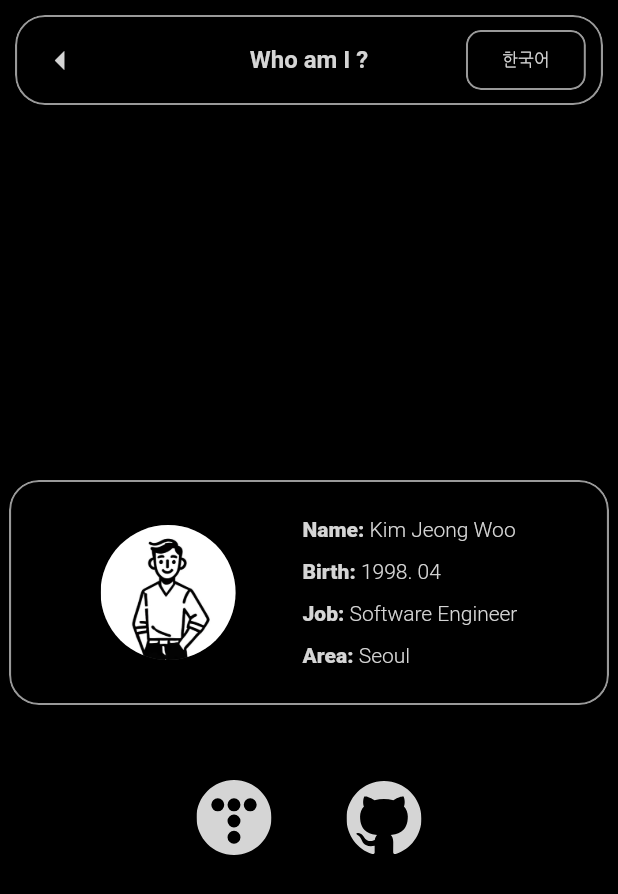
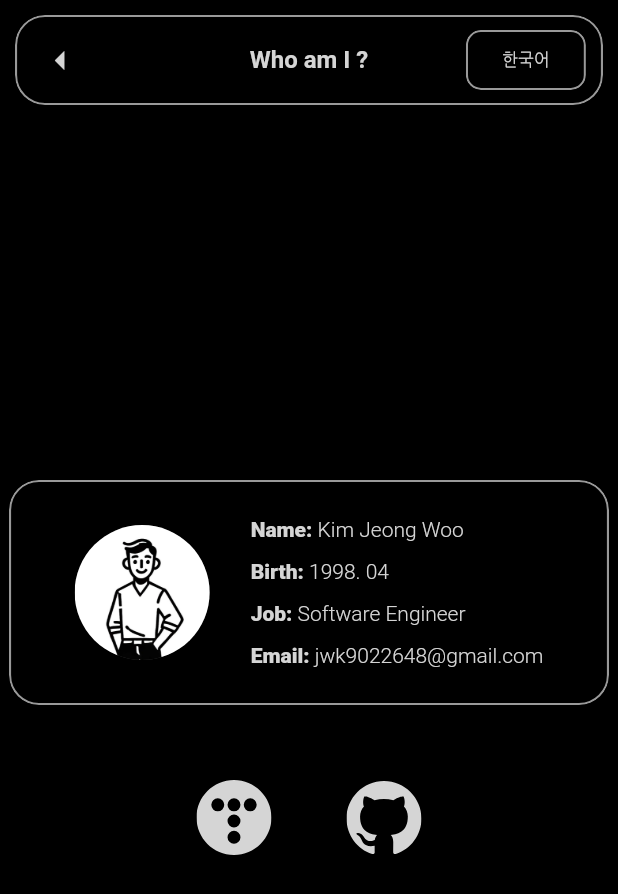
Before and after one commit to jeongwoo0427/aboutme, a Flutter app: the IntroductionScreen screen opened by its route, scrolled down 1648 dp, on a phone screen of 412 x 824 dp. Shown: the top 894 px of the screen. Run offline on Flutter 3.47's test engine with Material 3 defaults, Android fonts, the phone set to English and light mode, and no system bars; drawn by our look-alikes of flutter_animate; our stand-ins replace dio, flutter_riverpod, flutter_svg, fluttertoast, go_router, loading_animation_widget and 5 more; accounts and stored records are empty; network calls fail.

Commit message:
fix: 프로필카드 지역제거 및 이메일 추가

```diff
--- a/lib/ui/screens/introduction/pages/history_page.dart
+++ b/lib/ui/screens/introduction/pages/history_page.dart
@@ -33,7 +33,7 @@ class _HistoryPageState extends State<HistoryPage> {
           width: context.getResponsiveValue(500, 400),
           padding: const EdgeInsets.symmetric(vertical: 20, horizontal: 15),
           child: MaxSizedBox(
-            maxWidth: 700,
+            maxWidth: 750,
             child: Row(
               mainAxisSize: MainAxisSize.max,
               mainAxisAlignment: MainAxisAlignment.spaceEvenly,
@@ -72,8 +72,8 @@ class _HistoryPageState extends State<HistoryPage> {
                         height: 12,
                       ),
                       Text.rich(TextSpan(children: [
-                        TextSpan(text: 'Area: ', style: TextStyle(fontWeight: FontWeight.w900)),
-                        TextSpan(text: 'Seoul')
+                        TextSpan(text: 'Email: ', style: TextStyle(fontWeight: FontWeight.w900)),
+                        TextSpan(text: 'jwk9022648@gmail.com')
                       ])),
                     ],
                   ),
```
